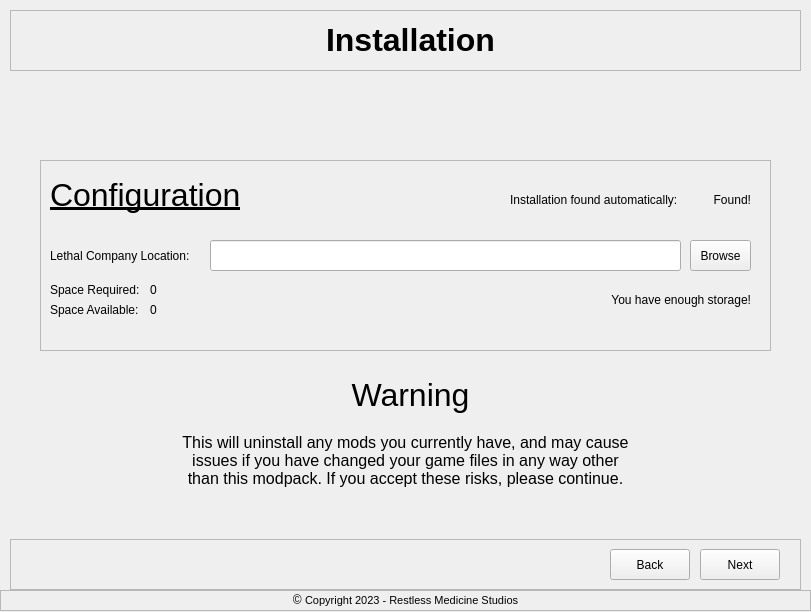
m-riley04/LethalCompanyModpackInstaller, file mainwindow.ui: the form before one commit.
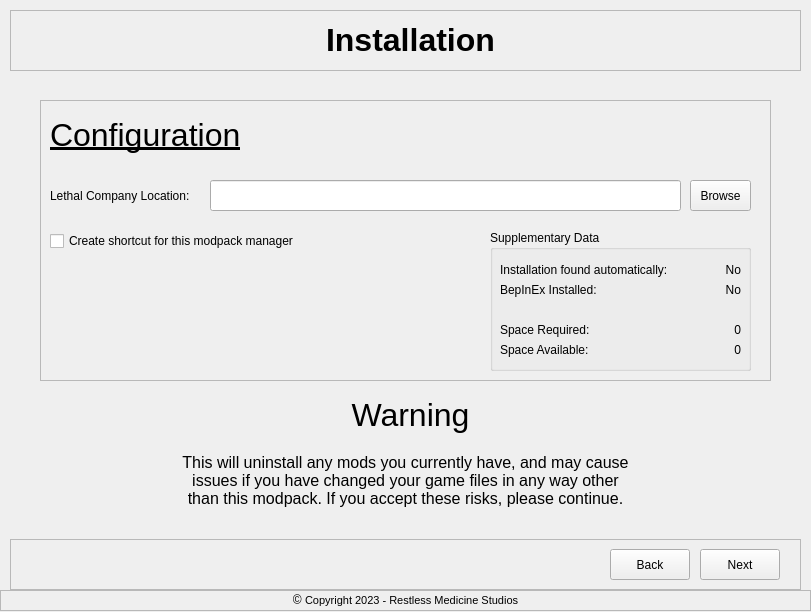
The form after the commit. The open tabs and pages were chosen to show the change.

Commit message: reorganize configuration page

Diff of the .ui file:
```diff
--- a/mainwindow.ui
+++ b/mainwindow.ui
@@ -214,9 +214,9 @@
         <property name="geometry">
          <rect>
           <x>30</x>
-          <y>80</y>
+          <y>20</y>
           <width>731</width>
-          <height>191</height>
+          <height>281</height>
          </rect>
         </property>
         <property name="frameShape">
@@ -274,63 +274,36 @@
           <string>Browse</string>
          </property>
         </widget>
-        <widget class="QLabel" name="label_found">
+        <widget class="QGroupBox" name="group_data">
          <property name="geometry">
           <rect>
-           <x>660</x>
-           <y>30</y>
-           <width>51</width>
-           <height>21</height>
+           <x>450</x>
+           <y>130</y>
+           <width>261</width>
+           <height>141</height>
           </rect>
          </property>
-         <property name="text">
-          <string>&lt;html&gt;&lt;head/&gt;&lt;body&gt;&lt;p align=&quot;right&quot;&gt;Found!&lt;/p&gt;&lt;/body&gt;&lt;/html&gt;</string>
+         <property name="title">
+          <string>Supplementary Data</string>
          </property>
-        </widget>
-        <widget class="QLabel" name="label_foundLabel">
-         <property name="geometry">
-          <rect>
-           <x>470</x>
-           <y>30</y>
-           <width>181</width>
-           <height>21</height>
-          </rect>
-         </property>
-         <property name="text">
-          <string>&lt;html&gt;&lt;head/&gt;&lt;body&gt;&lt;p&gt;Installation found automatically:&lt;/p&gt;&lt;/body&gt;&lt;/html&gt;</string>
-         </property>
-        </widget>
-        <widget class="QLabel" name="label_spaceRequiredStart">
-         <property name="geometry">
-          <rect>
-           <x>10</x>
-           <y>120</y>
-           <width>91</width>
-           <height>21</height>
-          </rect>
-         </property>
-         <property name="text">
-          <string>&lt;html&gt;&lt;head/&gt;&lt;body&gt;&lt;p&gt;Space Required:&lt;/p&gt;&lt;/body&gt;&lt;/html&gt;</string>
-         </property>
-        </widget>
         <widget class="QLabel" name="label_spaceRequired">
          <property name="geometry">
           <rect>
-           <x>110</x>
-           <y>120</y>
-           <width>91</width>
+            <x>130</x>
+            <y>90</y>
+            <width>121</width>
            <height>21</height>
           </rect>
          </property>
          <property name="text">
-          <string>&lt;html&gt;&lt;head/&gt;&lt;body&gt;&lt;p&gt;0&lt;/p&gt;&lt;/body&gt;&lt;/html&gt;</string>
+           <string>&lt;html&gt;&lt;head/&gt;&lt;body&gt;&lt;p align=&quot;right&quot;&gt;0&lt;/p&gt;&lt;/body&gt;&lt;/html&gt;</string>
          </property>
         </widget>
         <widget class="QLabel" name="label_spaceAvailableStart">
          <property name="geometry">
           <rect>
            <x>10</x>
-           <y>140</y>
+            <y>110</y>
            <width>91</width>
            <height>21</height>
           </rect>
@@ -339,30 +312,96 @@
           <string>&lt;html&gt;&lt;head/&gt;&lt;body&gt;&lt;p&gt;Space Available:&lt;/p&gt;&lt;/body&gt;&lt;/html&gt;</string>
          </property>
         </widget>
+         <widget class="QLabel" name="label_spaceRequiredStart">
+          <property name="geometry">
+           <rect>
+            <x>10</x>
+            <y>90</y>
+            <width>91</width>
+            <height>21</height>
+           </rect>
+          </property>
+          <property name="text">
+           <string>&lt;html&gt;&lt;head/&gt;&lt;body&gt;&lt;p&gt;Space Required:&lt;/p&gt;&lt;/body&gt;&lt;/html&gt;</string>
+          </property>
+         </widget>
         <widget class="QLabel" name="label_spaceAvailable">
          <property name="geometry">
           <rect>
-           <x>110</x>
-           <y>140</y>
-           <width>91</width>
+            <x>130</x>
+            <y>110</y>
+            <width>121</width>
            <height>21</height>
           </rect>
          </property>
          <property name="text">
-          <string>&lt;html&gt;&lt;head/&gt;&lt;body&gt;&lt;p&gt;0&lt;/p&gt;&lt;/body&gt;&lt;/html&gt;</string>
-         </property>
-        </widget>
-        <widget class="QLabel" name="label_enoughStorage">
+           <string>&lt;html&gt;&lt;head/&gt;&lt;body&gt;&lt;p align=&quot;right&quot;&gt;0&lt;/p&gt;&lt;/body&gt;&lt;/html&gt;</string>
+          </property>
+         </widget>
+         <widget class="QLabel" name="label_found">
          <property name="geometry">
           <rect>
-           <x>550</x>
+            <x>200</x>
+            <y>30</y>
+            <width>51</width>
+            <height>21</height>
+           </rect>
+          </property>
+          <property name="text">
+           <string>&lt;html&gt;&lt;head/&gt;&lt;body&gt;&lt;p align=&quot;right&quot;&gt;No&lt;/p&gt;&lt;/body&gt;&lt;/html&gt;</string>
+          </property>
+         </widget>
+         <widget class="QLabel" name="label_foundLabel">
+          <property name="geometry">
+           <rect>
+            <x>10</x>
+            <y>30</y>
+            <width>181</width>
+            <height>21</height>
+           </rect>
+          </property>
+          <property name="text">
+           <string>&lt;html&gt;&lt;head/&gt;&lt;body&gt;&lt;p&gt;Installation found automatically:&lt;/p&gt;&lt;/body&gt;&lt;/html&gt;</string>
+          </property>
+         </widget>
+         <widget class="QLabel" name="label_foundLabel_2">
+          <property name="geometry">
+           <rect>
+            <x>10</x>
+            <y>50</y>
+            <width>181</width>
+            <height>21</height>
+           </rect>
+          </property>
+          <property name="text">
+           <string>&lt;html&gt;&lt;head/&gt;&lt;body&gt;&lt;p&gt;BepInEx Installed:&lt;/p&gt;&lt;/body&gt;&lt;/html&gt;</string>
+          </property>
+         </widget>
+         <widget class="QLabel" name="label_bepinexFound">
+          <property name="geometry">
+           <rect>
+            <x>200</x>
+            <y>50</y>
+            <width>51</width>
+            <height>21</height>
+           </rect>
+          </property>
+          <property name="text">
+           <string>&lt;html&gt;&lt;head/&gt;&lt;body&gt;&lt;p align=&quot;right&quot;&gt;No&lt;/p&gt;&lt;/body&gt;&lt;/html&gt;</string>
+          </property>
+         </widget>
+        </widget>
+        <widget class="QCheckBox" name="checkbox_shortcut">
+         <property name="geometry">
+          <rect>
+           <x>10</x>
            <y>130</y>
-           <width>161</width>
-           <height>21</height>
+           <width>271</width>
+           <height>22</height>
           </rect>
          </property>
          <property name="text">
-          <string>&lt;html&gt;&lt;head/&gt;&lt;body&gt;&lt;p align=&quot;right&quot;&gt;You have enough storage!&lt;/p&gt;&lt;/body&gt;&lt;/html&gt;</string>
+          <string>Create shortcut for this modpack manager</string>
          </property>
         </widget>
        </widget>
@@ -370,7 +409,7 @@
         <property name="geometry">
          <rect>
           <x>260</x>
-          <y>290</y>
+          <y>310</y>
           <width>281</width>
           <height>51</height>
          </rect>
@@ -383,7 +422,7 @@
         <property name="geometry">
          <rect>
           <x>170</x>
-          <y>340</y>
+          <y>360</y>
           <width>451</width>
           <height>81</height>
          </rect>
```
Left out of the diff: 12 changed lines with no effect on the pictures. Lines whose indentation alone changed are shown as unchanged.
